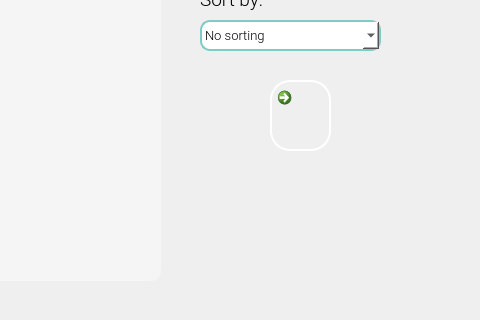
Before: the Qt Designer form mainwindow.ui in ouertaniaziz/Smart_wedding_planner_2A3, drawn with Qt 5; both pictures show x 520 to 1000 and y 280 to 600 of the 1000 by 600 pixel window.
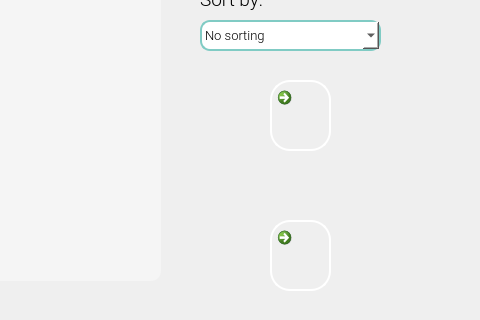
After: the same form once the commit is applied. The open tabs and pages were chosen to show the change. Icons and pictures are not drawn. Custom widgets are drawn as their Qt base class.

```diff
--- a/mainwindow.ui
+++ b/mainwindow.ui
@@ -9688,6 +9688,48 @@
        </size>
       </property>
      </widget>
+     <widget class="QCommandLinkButton" name="Aman">
+      <property name="geometry">
+       <rect>
+        <x>810</x>
+        <y>500</y>
+        <width>61</width>
+        <height>71</height>
+       </rect>
+      </property>
+      <property name="styleSheet">
+       <string notr="true">QPushButton{
+ border-width: 2px;
+border-style: outset;
+border-color: white;
+border-radius: 20px;
+padding:0 8;
+}
+QPushButton:hover
+{
+background:#f5f5f5;
+}
+QPushButton:pressed{
+border-style: inset;
+border-radius: 20px;
+padding:0 8;
+background:#eeeeee;
+}</string>
+      </property>
+      <property name="text">
+       <string/>
+      </property>
+      <property name="icon">
+       <iconset resource="pic.qrc">
+        <normaloff>:/pie-chart.png</normaloff>:/pie-chart.png</iconset>
+      </property>
+      <property name="iconSize">
+       <size>
+        <width>50</width>
+        <height>50</height>
+       </size>
+      </property>
+     </widget>
     </widget>
     <widget class="QWidget" name="page_3">
      <widget class="QPushButton" name="mus_man_main_5">
```
Left out of the diff: 2 changed lines with no effect on the pictures.
